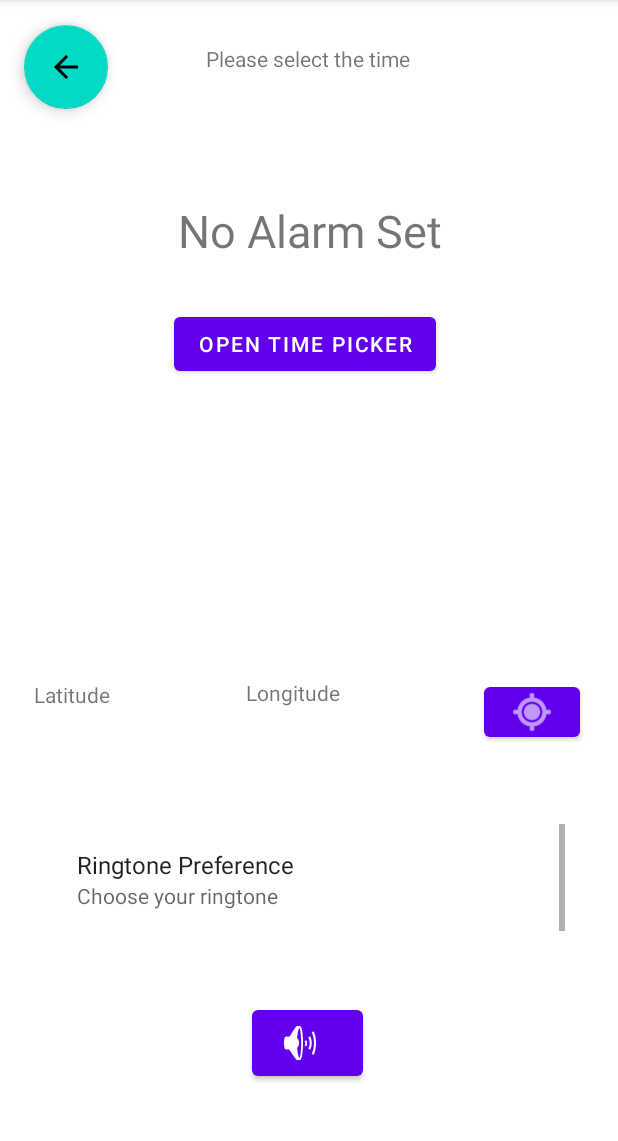
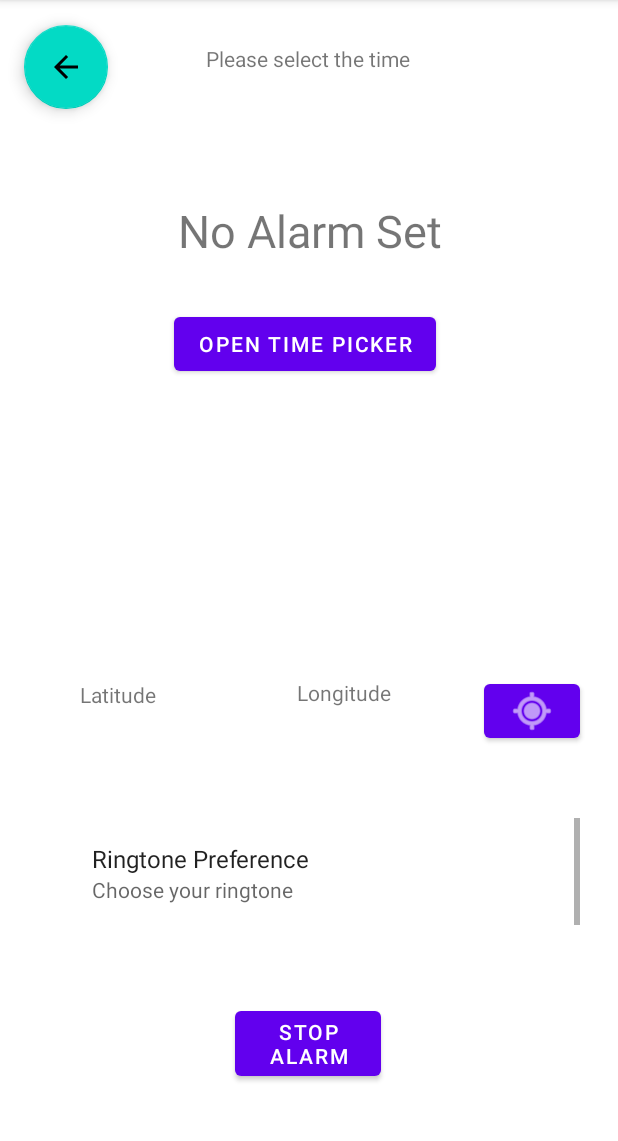
Before and after one commit to lucas-mdrdn/GITHUB_DMOB, an Android app: the CreateAlarm screen opened directly, with no data from a screen before it, on a phone screen of 412 x 824 dp, the part 84-1225 px from its top. Run offline under Robolectric (Android 15) with nearby library versions, the phone set to English and light mode, and no system bars.

Commit message:
projet quasi fini
projet quasiment fini, manque bdd et sonnerie lors de la notification (et comparaison sur le bouton stop alarm)

```diff
--- a/DMOB/app/build.gradle
+++ b/DMOB/app/build.gradle
@@ -32,8 +32,8 @@ dependencies {
     implementation 'androidx.appcompat:appcompat:1.4.1'
     implementation 'com.google.android.material:material:1.5.0'
     implementation 'androidx.constraintlayout:constraintlayout:2.1.3'
-    implementation 'com.google.android.gms:play-services-location:18.0.0'
-    testImplementation 'junit:junit:4.+'
+    implementation 'com.google.android.gms:play-services-location:19.0.1'
+    testImplementation 'junit:junit:'
     androidTestImplementation 'androidx.test.ext:junit:1.1.3'
     androidTestImplementation 'androidx.test.espresso:espresso-core:3.4.0'
 }
--- a/DMOB/app/src/main/AndroidManifest.xml
+++ b/DMOB/app/src/main/AndroidManifest.xml
@@ -5,6 +5,7 @@
     <uses-permission android:name="android.permission.ACCESS_COARSE_LOCATION" />
     <uses-permission android:name="android.permission.SCHEDULE_EXACT_ALARM" />
     <uses-permission android:name="com.android.alarm.permission.SET_ALARM"/>
+    <uses-permission android:name="com.android.permission.VIBRATE"/>
 
     <application
         android:allowBackup="true"
--- a/DMOB/app/src/main/java/android/example/dmob/RingtonePreference.java
+++ b/DMOB/app/src/main/java/android/example/dmob/RingtonePreference.java
@@ -1,12 +1,20 @@
 package android.example.dmob;
 
+import android.app.NotificationManager;
+import android.net.Uri;
 import android.os.Bundle;
 import android.preference.PreferenceFragment;
 import android.util.Log;
+import android.widget.Toolbar;
 
 import androidx.annotation.Nullable;
 
 public class RingtonePreference extends PreferenceFragment {
+    private int messageCount = 0;
+    private static Uri alarmSound;
+    private final long[] pattern = {100, 300, 300, 300};
+    private NotificationManager mNotificationManager;
+
     @Override
     public void onCreate(@Nullable Bundle savedInstanceState) {
         super.onCreate(savedInstanceState);
--- a/DMOB/app/src/main/res/layout/activity_create_alarm.xml
+++ b/DMOB/app/src/main/res/layout/activity_create_alarm.xml
@@ -63,7 +63,7 @@
     <Button
         android:id="@+id/btn_pos"
         android:layout_width="64dp"
-        android:layout_height="45dp"
+        android:layout_height="48dp"
         android:text="@string/pos"
         app:icon="@android:drawable/ic_menu_mylocation"
         app:layout_constraintBottom_toBottomOf="parent"
@@ -78,6 +78,7 @@
         android:layout_width="112dp"
         android:layout_height="54dp"
         android:text="@string/latitude"
+        android:textAlignment="center"
         app:layout_constraintBottom_toBottomOf="parent"
         app:layout_constraintEnd_toEndOf="parent"
         app:layout_constraintHorizontal_bias="0.076"
@@ -90,6 +91,7 @@
         android:layout_width="131dp"
         android:layout_height="55dp"
         android:text="@string/longitude"
+        android:textAlignment="center"
         app:layout_constraintBottom_toBottomOf="parent"
         app:layout_constraintEnd_toEndOf="parent"
         app:layout_constraintHorizontal_bias="0.585"
@@ -99,9 +101,10 @@
 
     <Button
         android:id="@+id/btnSong"
-        android:layout_width="74dp"
-        android:layout_height="56dp"
-        app:icon="@android:drawable/ic_lock_silent_mode_off"
+        android:layout_width="97dp"
+        android:layout_height="55dp"
+        android:text="@string/stop_alarm"
+        android:onClick="launchStopAlarm"
         app:layout_constraintBottom_toBottomOf="parent"
         app:layout_constraintEnd_toEndOf="parent"
         app:layout_constraintHorizontal_bias="0.498"
@@ -113,11 +116,13 @@
         android:id="@+id/fragment"
         android:layout_width="341dp"
         android:layout_height="72dp"
+        android:textAlignment="center"
         app:layout_constraintBottom_toBottomOf="parent"
         app:layout_constraintEnd_toEndOf="parent"
+        app:layout_constraintHorizontal_bias="0.642"
         app:layout_constraintStart_toStartOf="parent"
         app:layout_constraintTop_toTopOf="parent"
-        app:layout_constraintVertical_bias="0.789">
+        app:layout_constraintVertical_bias="0.784">
 
     </FrameLayout>
 
--- a/DMOB/app/src/main/res/layout/activity_main.xml
+++ b/DMOB/app/src/main/res/layout/activity_main.xml
@@ -27,7 +27,7 @@
         android:id="@+id/textView3"
         android:layout_width="wrap_content"
         android:layout_height="wrap_content"
-        android:text="@string/current_alarms"
+        android:text="@string/create_an_alarm"
         app:layout_constraintBottom_toBottomOf="parent"
         app:layout_constraintEnd_toEndOf="parent"
         app:layout_constraintHorizontal_bias="0.498"
--- a/DMOB/app/src/main/res/values/strings.xml
+++ b/DMOB/app/src/main/res/values/strings.xml
@@ -22,4 +22,6 @@
     <string name="longitude">Longitude</string>
     <string name="no_alarm_set">No Alarm Set</string>
     <string name="open_time_picker">Open time picker</string>
+    <string name="stop_alarm">stop alarm</string>
+    <string name="create_an_alarm">Create an alarm :</string>
 </resources>
```
Also changed, not shown: DMOB/app/src/main/java/android/example/dmob/AlarmReceiver.java (+6 -1 lines), DMOB/app/src/main/java/android/example/dmob/CreateAlarm.java (+37 -1 lines), DMOB/app/src/main/java/android/example/dmob/NotificationHelper.java (+5 -4 lines).
